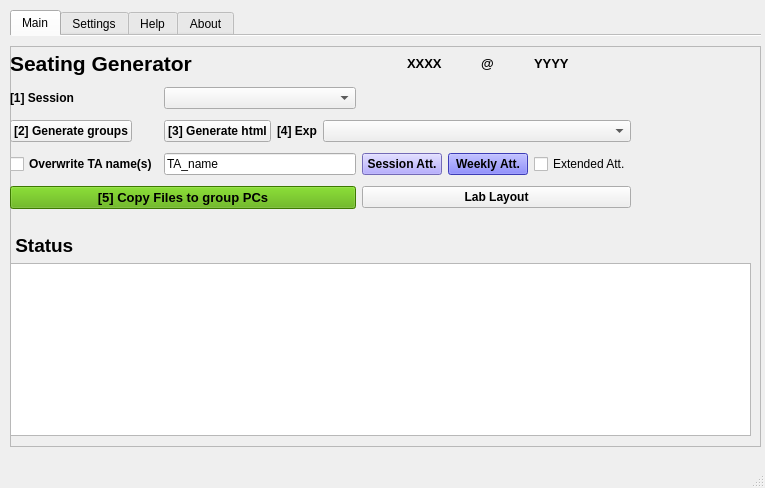
Above: assets/YorkULabSeating.ui from tdgskinner/yorku-phys-lab-seating before the change. Below: the same form after it.
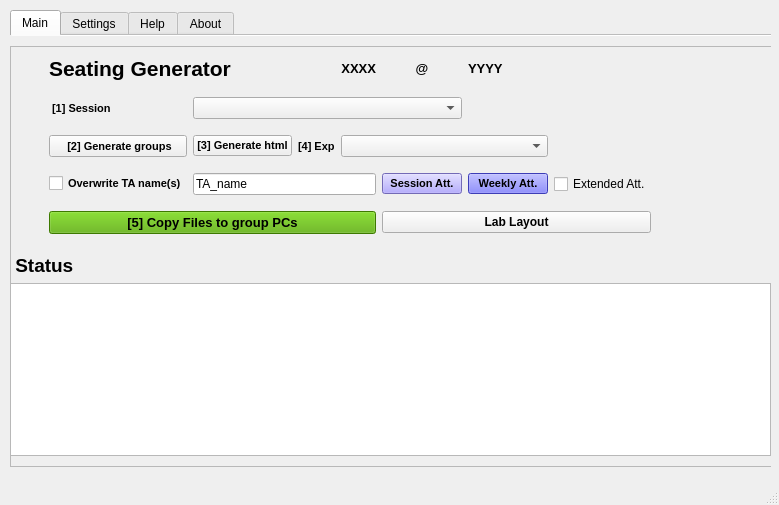
That is the form after the change. Icons and pictures are not drawn.

Diff of the .ui file:
```diff
--- a/assets/YorkULabSeating.ui
+++ b/assets/YorkULabSeating.ui
@@ -6,8 +6,8 @@
    <rect>
     <x>0</x>
     <y>0</y>
-    <width>765</width>
-    <height>488</height>
+    <width>779</width>
+    <height>505</height>
    </rect>
   </property>
   <property name="sizePolicy">
@@ -28,8 +28,8 @@
      <rect>
       <x>10</x>
       <y>10</y>
-      <width>751</width>
-      <height>451</height>
+      <width>761</width>
+      <height>461</height>
      </rect>
     </property>
     <property name="font">
@@ -64,8 +64,8 @@
        <rect>
         <x>0</x>
         <y>10</y>
-        <width>751</width>
-        <height>401</height>
+        <width>771</width>
+        <height>421</height>
        </rect>
       </property>
       <property name="font">
@@ -84,166 +84,26 @@
         <rect>
          <x>0</x>
          <y>0</y>
-         <width>621</width>
-         <height>171</height>
+         <width>641</width>
+         <height>203</height>
         </rect>
        </property>
        <layout class="QGridLayout" name="gridLayout_top">
-        <item row="6" column="0">
-         <widget class="QCheckBox" name="checkBox_TAname_overwrite">
+        <item row="0" column="6" colspan="3">
+         <widget class="QLabel" name="location_label">
           <property name="font">
            <font>
-            <pointsize>9</pointsize>
-            <weight>75</weight>
-            <bold>true</bold>
-           </font>
-          </property>
-          <property name="text">
-           <string>Overwrite TA name(s)</string>
-          </property>
-         </widget>
-        </item>
-        <item row="5" column="0">
-         <widget class="QPushButton" name="pushButton_grouping">
-          <property name="sizePolicy">
-           <sizepolicy hsizetype="Fixed" vsizetype="Preferred">
-            <horstretch>0</horstretch>
-            <verstretch>0</verstretch>
-           </sizepolicy>
-          </property>
-          <property name="font">
-           <font>
-            <family>Arial</family>
-            <pointsize>9</pointsize>
-            <weight>75</weight>
-            <bold>true</bold>
-           </font>
-          </property>
-          <property name="text">
-           <string>[2] Generate groups</string>
-          </property>
-         </widget>
-        </item>
-        <item row="6" column="4">
-         <widget class="QPushButton" name="pushButton_att">
-          <property name="font">
-           <font>
-            <pointsize>9</pointsize>
-            <weight>75</weight>
-            <bold>true</bold>
-           </font>
-          </property>
-          <property name="styleSheet">
-           <string notr="true">background-color: rgb(161, 149, 255)</string>
-          </property>
-          <property name="text">
-           <string>Session Att.</string>
-          </property>
-         </widget>
-        </item>
-        <item row="8" column="0" colspan="4">
-         <widget class="QPushButton" name="pushButton_copyfiles">
-          <property name="sizePolicy">
-           <sizepolicy hsizetype="Preferred" vsizetype="Fixed">
-            <horstretch>0</horstretch>
-            <verstretch>0</verstretch>
-           </sizepolicy>
-          </property>
-          <property name="font">
-           <font>
-            <family>Arial</family>
             <pointsize>10</pointsize>
             <weight>75</weight>
             <bold>true</bold>
            </font>
           </property>
-          <property name="styleSheet">
-           <string notr="true">background-color: rgb(85, 170, 0);</string>
-          </property>
           <property name="text">
-           <string>[5] Copy Files to group PCs</string>
+           <string>YYYY</string>
           </property>
          </widget>
         </item>
-        <item row="5" column="2">
-         <widget class="QLabel" name="label_6">
-          <property name="sizePolicy">
-           <sizepolicy hsizetype="Fixed" vsizetype="Preferred">
-            <horstretch>0</horstretch>
-            <verstretch>0</verstretch>
-           </sizepolicy>
-          </property>
-          <property name="font">
-           <font>
-            <pointsize>9</pointsize>
-            <weight>75</weight>
-            <bold>true</bold>
-           </font>
-          </property>
-          <property name="text">
-           <string>[4] Exp</string>
-          </property>
-         </widget>
-        </item>
-        <item row="5" column="1">
-         <widget class="QPushButton" name="pushButton_htmlgen">
-          <property name="sizePolicy">
-           <sizepolicy hsizetype="Preferred" vsizetype="Fixed">
-            <horstretch>0</horstretch>
-            <verstretch>0</verstretch>
-           </sizepolicy>
-          </property>
-          <property name="font">
-           <font>
-            <family>Arial</family>
-            <pointsize>9</pointsize>
-            <weight>75</weight>
-            <bold>true</bold>
-           </font>
-          </property>
-          <property name="text">
-           <string>[3] Generate html</string>
-          </property>
-         </widget>
-        </item>
-        <item row="4" column="0">
-         <widget class="QLabel" name="label_15">
-          <property name="sizePolicy">
-           <sizepolicy hsizetype="Fixed" vsizetype="Preferred">
-            <horstretch>0</horstretch>
-            <verstretch>0</verstretch>
-           </sizepolicy>
-          </property>
-          <property name="font">
-           <font>
-            <pointsize>9</pointsize>
-            <weight>75</weight>
-            <bold>true</bold>
-           </font>
-          </property>
-          <property name="text">
-           <string>[1] Session</string>
-          </property>
-         </widget>
-        </item>
-        <item row="4" column="1" colspan="3">
-         <widget class="QComboBox" name="comboBox_session">
-          <property name="sizePolicy">
-           <sizepolicy hsizetype="Minimum" vsizetype="Fixed">
-            <horstretch>0</horstretch>
-            <verstretch>0</verstretch>
-           </sizepolicy>
-          </property>
-         </widget>
-        </item>
-        <item row="6" column="1" colspan="3">
-         <widget class="QLineEdit" name="lineEdit_TAname">
-          <property name="text">
-           <string>TA_name</string>
-          </property>
-         </widget>
-        </item>
-        <item row="0" column="0" colspan="4">
+        <item row="0" column="1" colspan="3">
          <widget class="QLabel" name="label_5">
           <property name="sizePolicy">
            <sizepolicy hsizetype="Preferred" vsizetype="Fixed">
@@ -263,24 +123,14 @@
           </property>
          </widget>
         </item>
-        <item row="6" column="5">
-         <widget class="QPushButton" name="pushButton_Watt">
-          <property name="font">
-           <font>
-            <pointsize>9</pointsize>
-            <weight>75</weight>
-            <bold>true</bold>
-           </font>
-          </property>
-          <property name="styleSheet">
-           <string notr="true">background-color: rgb(85, 85, 255)</string>
-          </property>
+        <item row="6" column="7" colspan="2">
+         <widget class="QCheckBox" name="checkBox_extended_att">
           <property name="text">
-           <string>Weekly Att.</string>
+           <string>Extended Att.</string>
           </property>
          </widget>
         </item>
-        <item row="0" column="4" alignment="Qt::AlignRight">
+        <item row="0" column="4">
          <widget class="QLabel" name="course_label">
           <property name="font">
            <font>
@@ -292,16 +142,63 @@
           <property name="text">
            <string>XXXX</string>
           </property>
+          <property name="alignment">
+           <set>Qt::AlignRight|Qt::AlignTrailing|Qt::AlignVCenter</set>
+          </property>
+         </widget>
+        </item>
+        <item row="0" column="5">
+         <widget class="QLabel" name="course_label_2">
+          <property name="font">
+           <font>
+            <pointsize>10</pointsize>
+            <weight>75</weight>
+            <bold>true</bold>
+           </font>
+          </property>
+          <property name="text">
+           <string> @ </string>
+          </property>
+          <property name="alignment">
+           <set>Qt::AlignCenter</set>
+          </property>
          </widget>
         </item>
         <item row="6" column="6">
-         <widget class="QCheckBox" name="checkBox_extended_att">
+         <widget class="QPushButton" name="pushButton_Watt">
+          <property name="font">
+           <font>
+            <pointsize>8</pointsize>
+            <weight>75</weight>
+            <bold>true</bold>
+           </font>
+          </property>
+          <property name="styleSheet">
+           <string notr="true">background-color: rgb(85, 85, 255)</string>
+          </property>
           <property name="text">
-           <string>Extended Att.</string>
+           <string>Weekly Att.</string>
           </property>
          </widget>
         </item>
-        <item row="8" column="4" colspan="3">
+        <item row="6" column="5">
+         <widget class="QPushButton" name="pushButton_att">
+          <property name="font">
+           <font>
+            <pointsize>8</pointsize>
+            <weight>75</weight>
+            <bold>true</bold>
+           </font>
+          </property>
+          <property name="styleSheet">
+           <string notr="true">background-color: rgb(161, 149, 255)</string>
+          </property>
+          <property name="text">
+           <string>Session Att.</string>
+          </property>
+         </widget>
+        </item>
+        <item row="8" column="5" colspan="4">
          <widget class="QPushButton" name="pushButton_labLayout">
           <property name="font">
            <font>
@@ -315,43 +212,165 @@
           </property>
          </widget>
         </item>
-        <item row="5" column="3" colspan="4">
+        <item row="6" column="1">
+         <widget class="QCheckBox" name="checkBox_TAname_overwrite">
+          <property name="font">
+           <font>
+            <pointsize>8</pointsize>
+            <weight>75</weight>
+            <bold>true</bold>
+           </font>
+          </property>
+          <property name="text">
+           <string>Overwrite TA name(s)</string>
+          </property>
+         </widget>
+        </item>
+        <item row="8" column="1" colspan="4">
+         <widget class="QPushButton" name="pushButton_copyfiles">
+          <property name="sizePolicy">
+           <sizepolicy hsizetype="Preferred" vsizetype="Fixed">
+            <horstretch>0</horstretch>
+            <verstretch>0</verstretch>
+           </sizepolicy>
+          </property>
+          <property name="font">
+           <font>
+            <family>Arial</family>
+            <pointsize>10</pointsize>
+            <weight>75</weight>
+            <bold>true</bold>
+           </font>
+          </property>
+          <property name="styleSheet">
+           <string notr="true">background-color: rgb(85, 170, 0);</string>
+          </property>
+          <property name="text">
+           <string>[5] Copy Files to group PCs</string>
+          </property>
+         </widget>
+        </item>
+        <item row="6" column="2" colspan="3">
+         <widget class="QLineEdit" name="lineEdit_TAname">
+          <property name="text">
+           <string>TA_name</string>
+          </property>
+         </widget>
+        </item>
+        <item row="4" column="0">
+         <spacer name="horizontalSpacer_2">
+          <property name="orientation">
+           <enum>Qt::Horizontal</enum>
+          </property>
+          <property name="sizeHint" stdset="0">
+           <size>
+            <width>40</width>
+            <height>20</height>
+           </size>
+          </property>
+         </spacer>
+        </item>
+        <item row="2" column="1">
+         <widget class="QLabel" name="label_15">
+          <property name="sizePolicy">
+           <sizepolicy hsizetype="Fixed" vsizetype="Preferred">
+            <horstretch>0</horstretch>
+            <verstretch>0</verstretch>
+           </sizepolicy>
+          </property>
+          <property name="font">
+           <font>
+            <pointsize>8</pointsize>
+            <weight>75</weight>
+            <bold>true</bold>
+           </font>
+          </property>
+          <property name="text">
+           <string> [1] Session</string>
+          </property>
+         </widget>
+        </item>
+        <item row="2" column="2" colspan="4">
+         <widget class="QComboBox" name="comboBox_session">
+          <property name="sizePolicy">
+           <sizepolicy hsizetype="Minimum" vsizetype="Fixed">
+            <horstretch>0</horstretch>
+            <verstretch>0</verstretch>
+           </sizepolicy>
+          </property>
+         </widget>
+        </item>
+        <item row="4" column="1">
+         <widget class="QPushButton" name="pushButton_grouping">
+          <property name="sizePolicy">
+           <sizepolicy hsizetype="Preferred" vsizetype="Preferred">
+            <horstretch>0</horstretch>
+            <verstretch>0</verstretch>
+           </sizepolicy>
+          </property>
+          <property name="font">
+           <font>
+            <family>Arial</family>
+            <pointsize>8</pointsize>
+            <weight>75</weight>
+            <bold>true</bold>
+           </font>
+          </property>
+          <property name="text">
+           <string> [2] Generate groups</string>
+          </property>
+         </widget>
+        </item>
+        <item row="4" column="2">
+         <widget class="QPushButton" name="pushButton_htmlgen">
+          <property name="sizePolicy">
+           <sizepolicy hsizetype="Preferred" vsizetype="Fixed">
+            <horstretch>0</horstretch>
+            <verstretch>0</verstretch>
+           </sizepolicy>
+          </property>
+          <property name="font">
+           <font>
+            <family>Arial</family>
+            <pointsize>8</pointsize>
+            <weight>75</weight>
+            <bold>true</bold>
+           </font>
+          </property>
+          <property name="text">
+           <string>[3] Generate html</string>
+          </property>
+         </widget>
+        </item>
+        <item row="4" column="3">
+         <widget class="QLabel" name="label_6">
+          <property name="sizePolicy">
+           <sizepolicy hsizetype="Fixed" vsizetype="Preferred">
+            <horstretch>0</horstretch>
+            <verstretch>0</verstretch>
+           </sizepolicy>
+          </property>
+          <property name="font">
+           <font>
+            <pointsize>8</pointsize>
+            <weight>75</weight>
+            <bold>true</bold>
+           </font>
+          </property>
+          <property name="text">
+           <string>[4] Exp</string>
+          </property>
+         </widget>
+        </item>
+        <item row="4" column="4" colspan="3">
          <widget class="QComboBox" name="comboBox_exp_id"/>
         </item>
-        <item row="0" column="6" alignment="Qt::AlignLeft">
-         <widget class="QLabel" name="location_label">
-          <property name="font">
-           <font>
-            <pointsize>10</pointsize>
-            <weight>75</weight>
-            <bold>true</bold>
-           </font>
-          </property>
-          <property name="text">
-           <string>YYYY</string>
-          </property>
-         </widget>
-        </item>
-        <item row="0" column="5" alignment="Qt::AlignHCenter">
-         <widget class="QLabel" name="course_label_2">
-          <property name="font">
-           <font>
-            <pointsize>10</pointsize>
-            <weight>75</weight>
-            <bold>true</bold>
-           </font>
-          </property>
-          <property name="text">
-           <string>@</string>
-          </property>
-         </widget>
-        </item>
        </layout>
       </widget>
       <widget class="QLabel" name="label_2">
        <property name="geometry">
         <rect>
-         <x>640</x>
+         <x>660</x>
          <y>10</y>
          <width>101</width>
          <height>151</height>
@@ -371,8 +390,8 @@
        <property name="geometry">
         <rect>
          <x>0</x>
-         <y>179</y>
-         <width>741</width>
+         <y>199</y>
+         <width>761</width>
          <height>211</height>
         </rect>
        </property>
```
Left out of the diff: 35 changed lines with no effect on the pictures.
